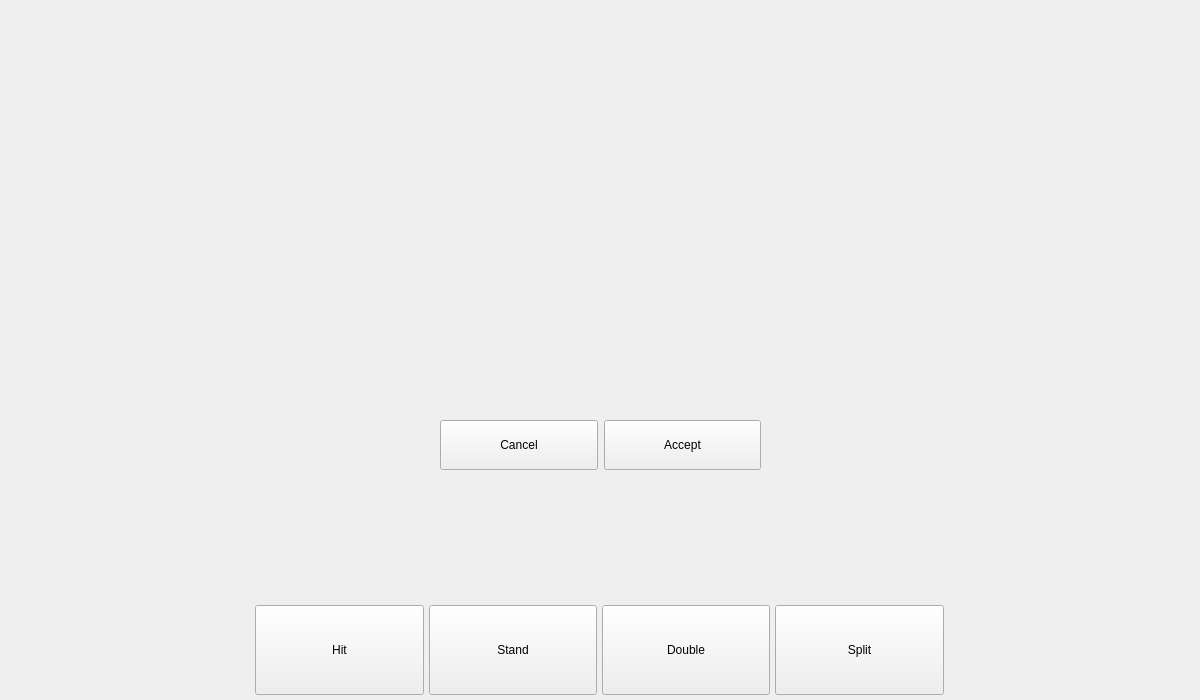
Old version of the form CardCounter/mainwindow.ui in the repository CalebStandfield/full-blackjack-game-engine-with-UI.
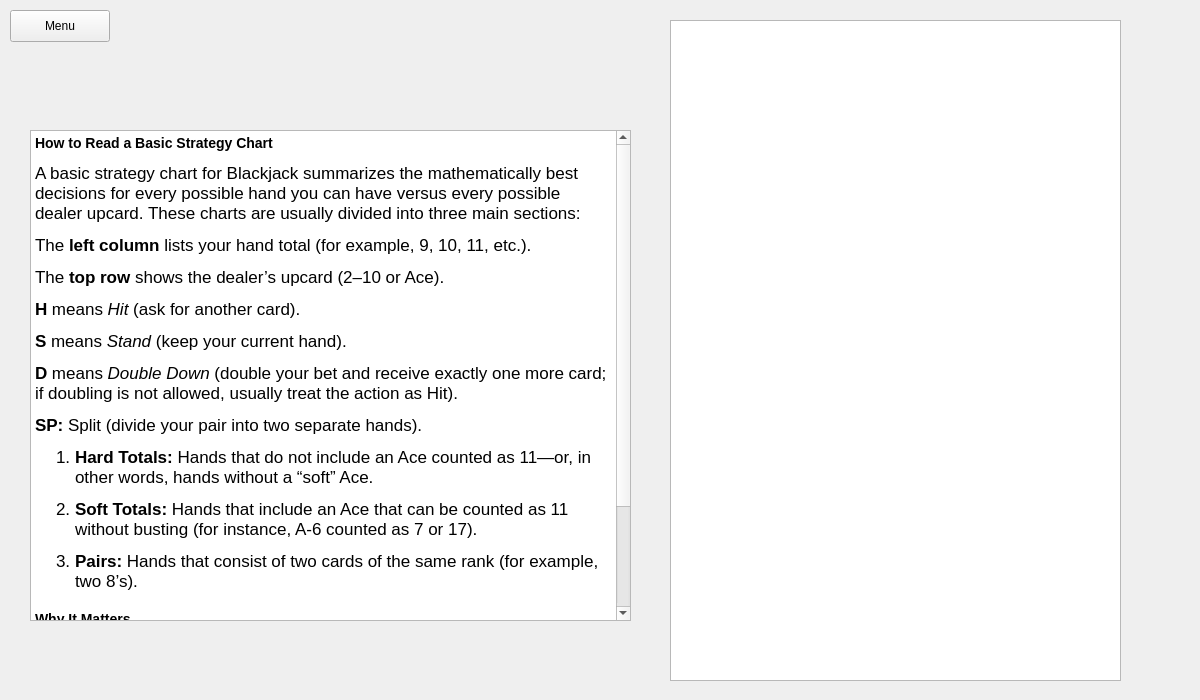
New version of the form.

Commit message: Added something to the tutorial

What changed in the file:
```diff
--- a/CardCounter/mainwindow.ui
+++ b/CardCounter/mainwindow.ui
@@ -48,7 +48,7 @@
     <property name="geometry">
      <rect>
       <x>0</x>
-      <y>0</y>
+      <y>10</y>
       <width>1200</width>
       <height>700</height>
      </rect>
@@ -72,7 +72,7 @@
      </size>
     </property>
     <property name="currentIndex">
-     <number>1</number>
+     <number>2</number>
     </property>
     <widget class="QWidget" name="startMenu">
      <widget class="QWidget" name="startMenuButtonArea" native="true">
@@ -451,6 +451,66 @@
       </widget>
      </widget>
     </widget>
+    <widget class="QWidget" name="blackJackTutorial">
+     <widget class="QPushButton" name="menuButton">
+      <property name="geometry">
+       <rect>
+        <x>10</x>
+        <y>0</y>
+        <width>100</width>
+        <height>32</height>
+       </rect>
+      </property>
+      <property name="text">
+       <string>Menu</string>
+      </property>
+     </widget>
+     <widget class="QGraphicsView" name="basicStrategyChart">
+      <property name="geometry">
+       <rect>
+        <x>670</x>
+        <y>10</y>
+        <width>451</width>
+        <height>661</height>
+       </rect>
+      </property>
+     </widget>
+     <widget class="QTextBrowser" name="textBrowser">
+      <property name="geometry">
+       <rect>
+        <x>30</x>
+        <y>120</y>
+        <width>601</width>
+        <height>491</height>
+       </rect>
+      </property>
+      <property name="html">
+       <string>&lt;!DOCTYPE HTML PUBLIC &quot;-//W3C//DTD HTML 4.0//EN&quot; &quot;http://www.w3.org/TR/REC-html40/strict.dtd&quot;&gt;
+&lt;html&gt;&lt;head&gt;&lt;meta name=&quot;qrichtext&quot; content=&quot;1&quot; /&gt;&lt;meta charset=&quot;utf-8&quot; /&gt;&lt;style type=&quot;text/css&quot;&gt;
+p, li { white-space: pre-wrap; }
+hr { height: 1px; border-width: 0; }
+li.unchecked::marker { content: &quot;\2610&quot;; }
+li.checked::marker { content: &quot;\2612&quot;; }
+&lt;/style&gt;&lt;/head&gt;&lt;body style=&quot; font-family:'.AppleSystemUIFont'; font-size:13pt; font-weight:400; font-style:normal;&quot;&gt;
+&lt;h3 style=&quot; margin-top:14px; margin-bottom:12px; margin-left:0px; margin-right:0px; -qt-block-indent:0; text-indent:0px;&quot;&gt;&lt;span style=&quot; font-size:large; font-weight:700;&quot;&gt;How to Read a Basic Strategy Chart&lt;/span&gt;&lt;/h3&gt;
+&lt;p style=&quot; margin-top:12px; margin-bottom:12px; margin-left:0px; margin-right:0px; -qt-block-indent:0; text-indent:0px;&quot;&gt;A basic strategy chart for Blackjack summarizes the mathematically best decisions for every possible hand you can have versus every possible dealer upcard. These charts are usually divided into three main sections:&lt;/p&gt;
+&lt;p style=&quot; margin-top:12px; margin-bottom:12px; margin-left:0px; margin-right:0px; -qt-block-indent:0; text-indent:0px;&quot;&gt;The &lt;span style=&quot; font-weight:700;&quot;&gt;left column&lt;/span&gt; lists your hand total (for example, 9, 10, 11, etc.).&lt;/p&gt;
+&lt;p style=&quot; margin-top:12px; margin-bottom:12px; margin-left:0px; margin-right:0px; -qt-block-indent:0; text-indent:0px;&quot;&gt;The &lt;span style=&quot; font-weight:700;&quot;&gt;top row&lt;/span&gt; shows the dealer’s upcard (2–10 or Ace).&lt;/p&gt;
+&lt;p style=&quot; margin-top:12px; margin-bottom:12px; margin-left:0px; margin-right:0px; -qt-block-indent:0; text-indent:0px;&quot;&gt;&lt;span style=&quot; font-weight:700;&quot;&gt;H&lt;/span&gt; means &lt;span style=&quot; font-style:italic;&quot;&gt;Hit&lt;/span&gt; (ask for another card).&lt;/p&gt;
+&lt;p style=&quot; margin-top:12px; margin-bottom:12px; margin-left:0px; margin-right:0px; -qt-block-indent:0; text-indent:0px;&quot;&gt;&lt;span style=&quot; font-weight:700;&quot;&gt;S&lt;/span&gt; means &lt;span style=&quot; font-style:italic;&quot;&gt;Stand&lt;/span&gt; (keep your current hand).&lt;/p&gt;
+&lt;p style=&quot; margin-top:12px; margin-bottom:12px; margin-left:0px; margin-right:0px; -qt-block-indent:0; text-indent:0px;&quot;&gt;&lt;span style=&quot; font-weight:700;&quot;&gt;D&lt;/span&gt; means &lt;span style=&quot; font-style:italic;&quot;&gt;Double Down&lt;/span&gt; (double your bet and receive exactly one more card; if doubling is not allowed, usually treat the action as Hit).&lt;/p&gt;
+&lt;p style=&quot; margin-top:12px; margin-bottom:12px; margin-left:0px; margin-right:0px; -qt-block-indent:0; text-indent:0px;&quot;&gt;&lt;span style=&quot; font-weight:700;&quot;&gt;SP:&lt;/span&gt; Split (divide your pair into two separate hands).&lt;/p&gt;
+&lt;ol style=&quot;margin-top: 0px; margin-bottom: 0px; margin-left: 0px; margin-right: 0px; -qt-list-indent: 1;&quot;&gt;
+&lt;li style=&quot; margin-top:12px; margin-bottom:12px; margin-left:0px; margin-right:0px; -qt-block-indent:0; text-indent:0px;&quot;&gt;&lt;span style=&quot; font-weight:700;&quot;&gt;Hard Totals: &lt;/span&gt;Hands that do not include an Ace counted as 11—or, in other words, hands without a “soft” Ace.&lt;/li&gt;
+&lt;li style=&quot; margin-top:12px; margin-bottom:12px; margin-left:0px; margin-right:0px; -qt-block-indent:0; text-indent:0px;&quot;&gt;&lt;span style=&quot; font-weight:700;&quot;&gt;Soft Totals: &lt;/span&gt;Hands that include an Ace that can be counted as 11 without busting (for instance, A-6 counted as 7 or 17).&lt;/li&gt;
+&lt;li style=&quot; margin-top:12px; margin-bottom:0px; margin-left:0px; margin-right:0px; -qt-block-indent:0; text-indent:0px;&quot;&gt;&lt;span style=&quot; font-weight:700;&quot;&gt;Pairs: &lt;/span&gt;Hands that consist of two cards of the same rank (for example, two 8’s).&lt;/li&gt;&lt;/ol&gt;
+&lt;p style=&quot;-qt-paragraph-type:empty; margin-top:0px; margin-bottom:0px; margin-left:0px; margin-right:0px; -qt-block-indent:0; text-indent:0px;&quot;&gt;&lt;br /&gt;&lt;/p&gt;
+&lt;p style=&quot; margin-top:0px; margin-bottom:0px; margin-left:0px; margin-right:0px; -qt-block-indent:0; text-indent:0px;&quot;&gt;&lt;span style=&quot; font-size:large; font-weight:700;&quot;&gt;Why It Matters&lt;/span&gt;&lt;/p&gt;
+&lt;p style=&quot; margin-top:12px; margin-bottom:12px; margin-left:0px; margin-right:0px; -qt-block-indent:0; text-indent:0px;&quot;&gt;Using a basic strategy chart means you're making decisions based on extensive mathematical analysis. Mastering it equates to near-perfect Blackjack play, reducing the house edge to about 0.05. In practical terms, with a $100 wager per hour, you're likely to lose roughly $5 over time.&lt;/p&gt;
+&lt;p style=&quot;-qt-paragraph-type:empty; margin-top:12px; margin-bottom:0px; margin-left:0px; margin-right:0px; -qt-block-indent:0; text-indent:0px;&quot;&gt;&lt;br /&gt;&lt;/p&gt;&lt;/body&gt;&lt;/html&gt;</string>
+      </property>
+     </widget>
+    </widget>
    </widget>
   </widget>
  </widget>
```
The commit also changes 4 other files.
